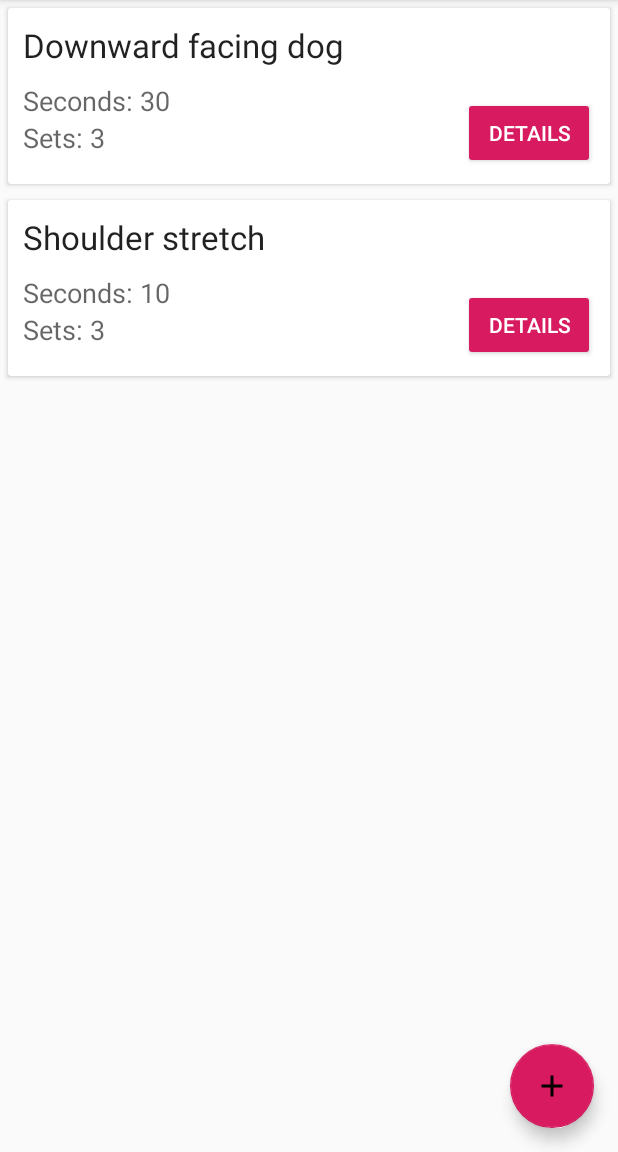
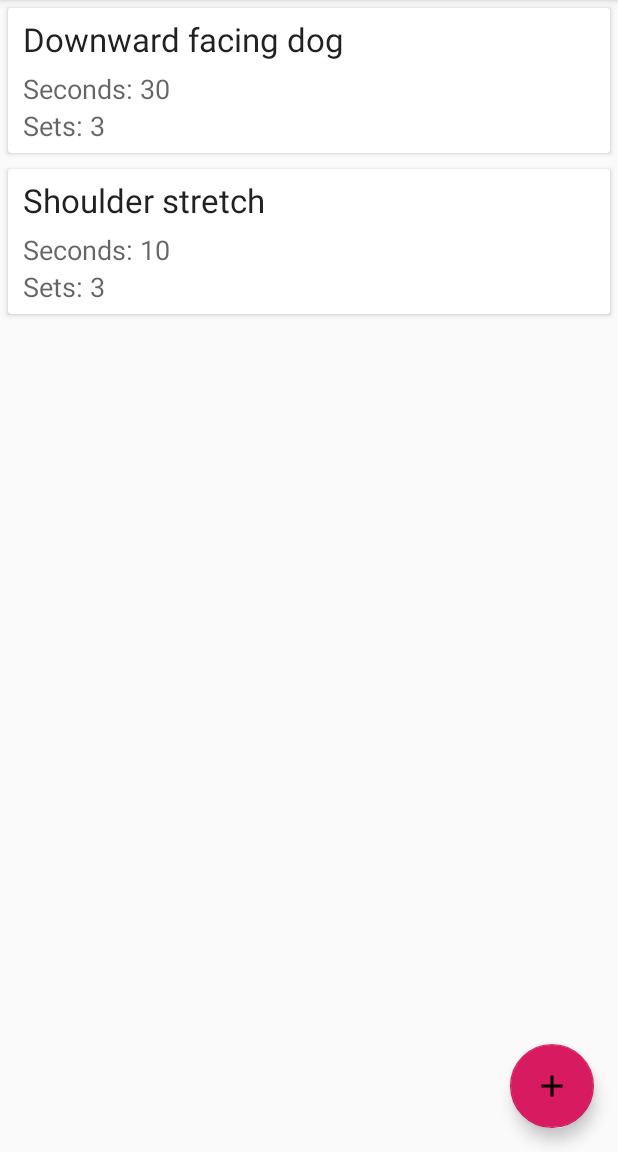
Before and after one commit to lisabg/MyWorkoutApplication, an Android app: the StretchActivity screen opened directly, with no data from a screen before it, on a phone screen of 412 x 824 dp, the part 84-1236 px from its top. Run offline under Robolectric (Android 15) with nearby library versions, the phone set to English and light mode, and no system bars.

Commit message:
adding same func for stretches as exercises

```diff
--- a/app/src/main/java/com/example/myapplication/exercise/ExerciseActivity.kt
+++ b/app/src/main/java/com/example/myapplication/exercise/ExerciseActivity.kt
@@ -23,7 +23,7 @@ import com.example.myapplication.DashboardActivity
 import com.example.myapplication.DataBaseHandler
 import com.example.myapplication.R
 import kotlinx.android.synthetic.main.exercise_card_view_layout.*
-import kotlinx.android.synthetic.main.activity_exercise_details.view.*
+import kotlinx.android.synthetic.main.exercise_details_layout.view.*
 import kotlinx.android.synthetic.main.exercise_main_layout.*
 import kotlinx.android.synthetic.main.exercise_new_dialog.view.*
 import java.text.FieldPosition
--- a/app/src/main/java/com/example/myapplication/exercise/ExerciseDetailsActivity.kt
+++ b/app/src/main/java/com/example/myapplication/exercise/ExerciseDetailsActivity.kt
@@ -5,13 +5,13 @@ import androidx.appcompat.app.AppCompatActivity
 import android.os.Bundle
 import android.widget.Toast
 import com.example.myapplication.R
-import kotlinx.android.synthetic.main.activity_exercise_details.*
+import kotlinx.android.synthetic.main.exercise_details_layout.*
 
 class ExerciseDetailsActivity : AppCompatActivity() {
 
     override fun onCreate(savedInstanceState: Bundle?) {
         super.onCreate(savedInstanceState)
-        setContentView(R.layout.activity_exercise_details)
+        setContentView(R.layout.exercise_details_layout)
 
 
         close_exercise_details_button.setOnClickListener {
--- a/app/src/main/res/layout/stretch_card_view_layout.xml
+++ b/app/src/main/res/layout/stretch_card_view_layout.xml
@@ -1,77 +1,48 @@
 <?xml version="1.0" encoding="utf-8"?>
 <LinearLayout xmlns:android="http://schemas.android.com/apk/res/android"
-              android:orientation="vertical"
         android:layout_width="match_parent"
-              android:layout_height="wrap_content">
+        android:layout_height="wrap_content"
+        android:orientation="vertical">
 
     <androidx.cardview.widget.CardView
-            android:layout_margin="5dp"
             android:layout_width="match_parent"
-            android:layout_height="match_parent">
+            android:layout_height="match_parent"
+            android:layout_margin="5dp">
 
         <LinearLayout
-                android:paddingTop="10dp"
-                android:paddingLeft="10dp"
+                android:layout_width="match_parent"
+                android:layout_height="match_parent"
+                android:gravity="start"
                 android:orientation="vertical"
-                android:gravity="start"
-                android:layout_width="match_parent"
-                android:layout_height="match_parent">
+                android:paddingStart="10dp"
+                android:paddingTop="6dp"
+                android:paddingEnd="10dp">
 
             <TextView
                     android:id="@+id/stretch_name_id"
+                    android:layout_width="match_parent"
+                    android:layout_height="wrap_content"
+                    android:paddingBottom="6dp"
                     android:text=""
-                    android:paddingBottom="10dp"
-                    android:textAppearance="@style/Base.TextAppearance.AppCompat.Large"
-                    android:layout_width="match_parent"
-                    android:layout_height="wrap_content"/>
-
-
-            <LinearLayout
-                    android:orientation="horizontal"
-                    android:layout_width="match_parent"
-                    android:layout_height="match_parent">
-
-                <LinearLayout
-                        android:orientation="vertical"
-                        android:gravity="start"
-                        android:layout_width="wrap_content"
-                        android:layout_height="wrap_content">
+                    android:textAppearance="@style/Base.TextAppearance.AppCompat.Large" />
 
             <TextView
                     android:id="@+id/stretch_time_id"
+                    android:layout_width="match_parent"
+                    android:layout_height="wrap_content"
                     android:text=""
-                            android:textAppearance="@style/Base.TextAppearance.AppCompat.Medium"
-                            android:layout_width="match_parent"
-                            android:layout_height="wrap_content"/>
+                    android:textAppearance="@style/Base.TextAppearance.AppCompat.Medium" />
 
             <TextView
                     android:id="@+id/stretch_sets_id"
+                    android:layout_width="match_parent"
+                    android:layout_height="wrap_content"
+                    android:paddingBottom="6dp"
                     android:text=""
-                            android:textAppearance="@style/Base.TextAppearance.AppCompat.Medium"
-                            android:layout_width="match_parent"
-                            android:layout_height="wrap_content"/>
+                    android:textAppearance="@style/Base.TextAppearance.AppCompat.Medium" />
 
+            <!-- progress bar                  -->
 
-                </LinearLayout>
-
-                <LinearLayout
-                        android:padding="10dp"
-                        android:orientation="vertical"
-                        android:gravity="bottom|end"
-                        android:layout_width="match_parent"
-                        android:layout_height="wrap_content">
-
-                    <Button
-                            android:id="@+id/view_stretch_button"
-                            style="@style/Base.Widget.AppCompat.Button.Colored"
-                            android:layout_width="wrap_content"
-                            android:layout_height="wrap_content"
-                            android:text="@string/dialog_details_button_title"
-                    />
-
-                </LinearLayout>
-
-            </LinearLayout>
 
         </LinearLayout>
 
```
Also changed, not shown: app/src/main/AndroidManifest.xml (+6 -5 lines), app/src/main/java/com/example/myapplication/stretch/StretchDetailsActivity.kt (added, +13 -0 lines), app/src/main/res/layout/exercise_card_view_layout.xml (+22 -22 lines), app/src/main/res/layout/stretch_details_layout.xml (added, +75 -0 lines), app/src/main/res/layout/exercise_details_layout.xml (renamed from app/src/main/res/layout/activity_exercise_details.xml). Lines whose indentation alone changed are shown as unchanged.
